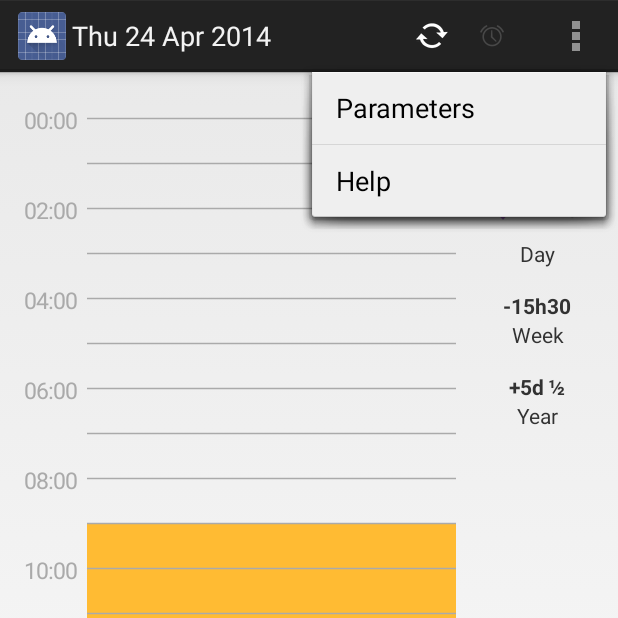
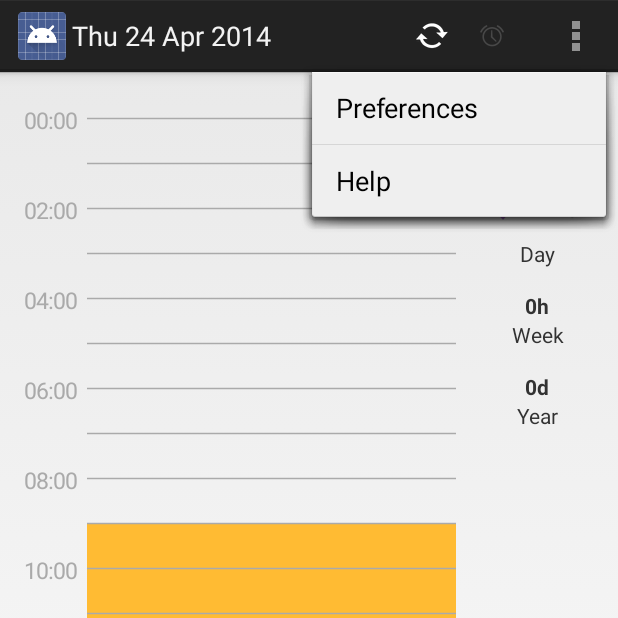
Before and after one commit to remipannequin/AgatteClient, an Android app: the screen it shows after launch (MainActivity), with the options menu open, on a phone screen of 412 x 824 dp, the top half of it. Run offline under Robolectric (Android 15) with nearby library versions, the phone set to English and light mode, and no system bars.

Commit message:
formating of week counters, small fixes

```diff
--- a/AgatteClient/src/main/java/com/agatteclient/AboutActivity.java
+++ b/AgatteClient/src/main/java/com/agatteclient/AboutActivity.java
@@ -105,17 +105,17 @@ public class AboutActivity extends Activity {
      */
     public void doOpenPlayStore(View ignored) {
         Intent intent = new Intent(Intent.ACTION_VIEW);
-        intent.setData(Uri.parse("market://details?id=com.agatteclient"));
+        intent.setData(Uri.parse("market://details?id=com.agatteclient"));//NON-NLS
         try {
             startActivity(intent);
         } catch (ActivityNotFoundException ignored2) {
             //Market (Google play) app seems not installed, let's try to open a webbrowser
-            intent.setData(Uri.parse("https://play.google.com/store/apps/details?id=com.agatteclient"));
+            intent.setData(Uri.parse("https://play.google.com/store/apps/details?id=com.agatteclient"));//NON-NLS
             try {
                 startActivity(intent);
             } catch (ActivityNotFoundException ignored3) {
                 //Well if this also fails, we have run out of options, inform the user.
-                Toast.makeText(this, "Could not open Google Play, please install it.", Toast.LENGTH_SHORT).show();
+                Toast.makeText(this, getString(R.string.store_open_failed), Toast.LENGTH_SHORT).show();
             }
         }
     }
--- a/AgatteClient/src/main/res/menu-v11/alarm.xml
+++ b/AgatteClient/src/main/res/menu-v11/alarm.xml
@@ -21,7 +21,7 @@
     xmlns:app="http://schemas.android.com/apk/res-auto">
     <item
         android:id="@+id/action_alarm_add"
-        android:icon="@drawable/ic_action_device_access_alarms"
+        android:icon="@drawable/ic_action_alerts_and_states_add_alarm"
         android:orderInCategory="100"
         android:title="@string/alarm_add"
         app:showAsAction="ifRoom" />
--- a/AgatteClient/src/main/res/values/strings.xml
+++ b/AgatteClient/src/main/res/values/strings.xml
@@ -20,14 +20,14 @@
 <resources>
 
     <string name="app_name">Agatte</string>
-    <string name="action_settings">Parameters</string>
+    <string name="action_settings">Preferences</string>
     <string name="server_prefs_title">Agatte server</string>
     <string name="server_default_value">agatte.univ-lorraine.fr</string>
     <string name="login_prefs_title">User name</string>
     <string name="login_default_value">name5</string>
     <string name="password_prefs_title">Password</string>
     <string name="password_default_value">******</string>
-    <string name="title_activity_settings">Parameters</string>
+    <string name="title_activity_settings">Preferences</string>
     <string name="action_update">Update</string>
     <string name="dialog_confirm_punch">Confirm sending punch ?</string>
     <string name="send">Punch</string>
@@ -107,9 +107,8 @@
     <string name="alarm_add">Add</string>
     <string name="week_label">Week</string>
     <string name="year_label">Year</string>
-    <string name="time_test_week">-15h30</string>
-    <string name="time_test_year">+5d ½</string>
-    <string name="year_counter">%1$dd%2$s</string>
+    <string name="time_test_week">0h</string>
+    <string name="time_test_year">0d</string>
     <string name="alarm_enable">Enable</string>
     <string name="error">Error</string>
     <string name="hour_format">HH:mm</string>
@@ -117,11 +116,14 @@
     <string name="duration_minute">%02d</string>
     <string name="date_format">E dd MMM yyyy</string>
     <string name="anomaly">anomaly</string>
-    <string name="duration">%1$dh%2$02d</string>
+    <string name="counter_duration_min">+02dmin</string>
+    <string name="counter_duration">%1$+dh%2$02d</string>
+    <string name="counter_year">+%1$dd%2$s</string>
     <string name="counter_unavailable">Counters unavailable</string>
     <string name="auto_query_title">Query counters automatically</string>
     <string name="alarm_delete_confirm">Delete this alarm (at %s)</string>
     <string name="alarm_delete_confirm_question">Delete?</string>
     <string name="alarm_delete_confirm_cancel">Cancel</string>
     <string name="alarm_delete_confirm_ok">OK</string>
+    <string name="store_open_failed">Could not open Google Play.</string>
 </resources>
```
Also changed, not shown: AgatteClient/src/main/java/com/agatteclient/MainActivity.java (+8 -3 lines), 1 other file.
